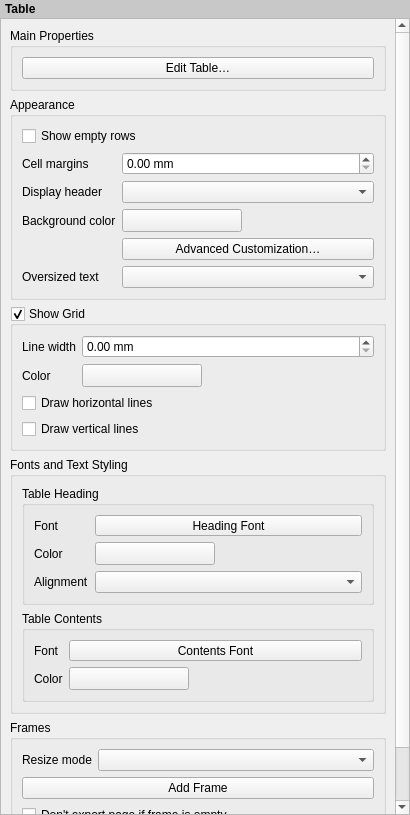
qgis/QGIS, file src/ui/layout/qgslayoutmanualtablewidgetbase.ui: the form before one commit.
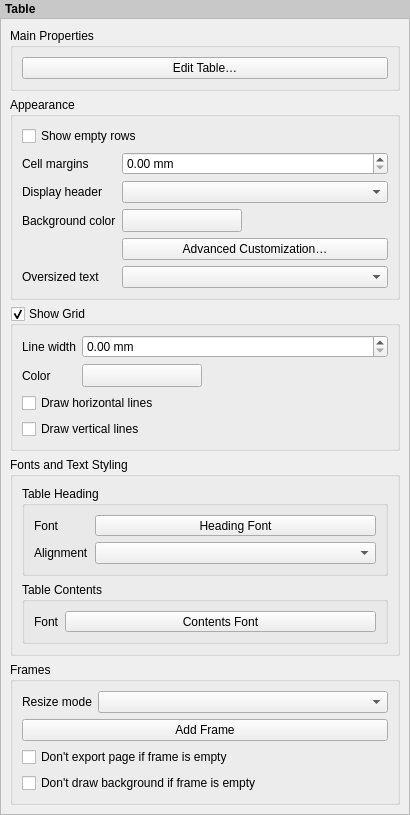
The form after the commit. Custom widgets are drawn as their Qt base class.

Diff of the .ui file:
```diff
--- a/src/ui/layout/qgslayoutmanualtablewidgetbase.ui
+++ b/src/ui/layout/qgslayoutmanualtablewidgetbase.ui
@@ -56,7 +56,7 @@
         <x>0</x>
         <y>0</y>
         <width>394</width>
-        <height>976</height>
+        <height>914</height>
        </rect>
       </property>
       <layout class="QVBoxLayout" name="mainLayout">
@@ -323,49 +323,6 @@
             </property>
             <layout class="QGridLayout" name="gridLayout">
              <item row="1" column="1">
-              <layout class="QHBoxLayout" name="horizontalLayout_3">
-               <item>
-                <widget class="QgsColorButton" name="mHeaderFontColorButton">
-                 <property name="minimumSize">
-                  <size>
-                   <width>120</width>
-                   <height>0</height>
-                  </size>
-                 </property>
-                 <property name="maximumSize">
-                  <size>
-                   <width>120</width>
-                   <height>16777215</height>
-                  </size>
-                 </property>
-                 <property name="text">
-                  <string/>
-                 </property>
-                </widget>
-               </item>
-               <item>
-                <spacer name="horizontalSpacer_2">
-                 <property name="orientation">
-                  <enum>Qt::Horizontal</enum>
-                 </property>
-                 <property name="sizeHint" stdset="0">
-                  <size>
-                   <width>40</width>
-                   <height>20</height>
-                  </size>
-                 </property>
-                </spacer>
-               </item>
-              </layout>
-             </item>
-             <item row="2" column="0">
-              <widget class="QLabel" name="label_2">
-               <property name="text">
-                <string>Alignment</string>
-               </property>
-              </widget>
-             </item>
-             <item row="2" column="1">
               <widget class="QComboBox" name="mHeaderHAlignmentComboBox">
                <property name="sizePolicy">
                 <sizepolicy hsizetype="Expanding" vsizetype="Fixed">
@@ -375,13 +332,6 @@
                </property>
               </widget>
              </item>
-             <item row="1" column="0">
-              <widget class="QLabel" name="label_3">
-               <property name="text">
-                <string>Color</string>
-               </property>
-              </widget>
-             </item>
              <item row="0" column="0">
               <widget class="QLabel" name="label_5">
                <property name="text">
@@ -402,6 +352,13 @@
                </property>
               </widget>
              </item>
+             <item row="1" column="0">
+              <widget class="QLabel" name="label_2">
+               <property name="text">
+                <string>Alignment</string>
+               </property>
+              </widget>
+             </item>
             </layout>
            </widget>
           </item>
@@ -418,49 +375,6 @@
                </property>
               </widget>
              </item>
-             <item row="1" column="0">
-              <widget class="QLabel" name="label_4">
-               <property name="text">
-                <string>Color</string>
-               </property>
-              </widget>
-             </item>
-             <item row="1" column="1">
-              <layout class="QHBoxLayout" name="horizontalLayout_4">
-               <item>
-                <widget class="QgsColorButton" name="mContentFontColorButton">
-                 <property name="minimumSize">
-                  <size>
-                   <width>120</width>
-                   <height>0</height>
-                  </size>
-                 </property>
-                 <property name="maximumSize">
-                  <size>
-                   <width>120</width>
-                   <height>16777215</height>
-                  </size>
-                 </property>
-                 <property name="text">
-                  <string/>
-                 </property>
-                </widget>
-               </item>
-               <item>
-                <spacer name="horizontalSpacer_3">
-                 <property name="orientation">
-                  <enum>Qt::Horizontal</enum>
-                 </property>
-                 <property name="sizeHint" stdset="0">
-                  <size>
-                   <width>40</width>
-                   <height>20</height>
-                  </size>
-                 </property>
-                </spacer>
-               </item>
-              </layout>
-             </item>
              <item row="0" column="1">
               <widget class="QgsFontButton" name="mContentFontToolButton">
                <property name="sizePolicy">
```
